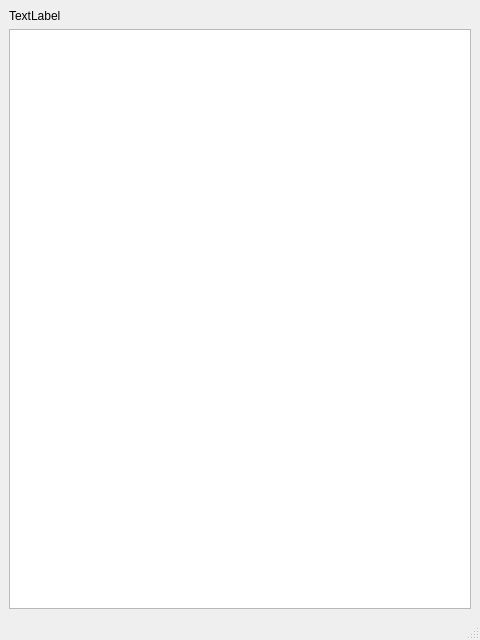
Qt form main.ui (sharpevo/identpattern) before a commit.
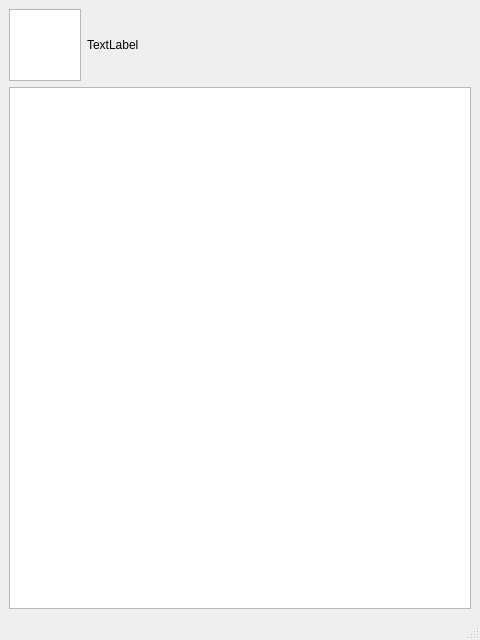
The same form after that commit.

Commit message: add icon at top, but maybe full canvas with only 72pixels box

```diff
--- a/main.ui
+++ b/main.ui
@@ -22,11 +22,37 @@
   <widget class="QWidget" name="centralwidget">
    <layout class="QVBoxLayout" name="verticalLayout">
     <item>
-     <widget class="QLabel" name="lb_canvas">
+     <layout class="QHBoxLayout" name="horizontalLayout">
+      <item>
+       <widget class="QGraphicsView" name="gv_icon">
+        <property name="sizePolicy">
+         <sizepolicy hsizetype="Maximum" vsizetype="Maximum">
+          <horstretch>0</horstretch>
+          <verstretch>0</verstretch>
+         </sizepolicy>
+        </property>
+        <property name="maximumSize">
+         <size>
+          <width>72</width>
+          <height>72</height>
+         </size>
+        </property>
+        <property name="verticalScrollBarPolicy">
+         <enum>Qt::ScrollBarAlwaysOff</enum>
+        </property>
+        <property name="horizontalScrollBarPolicy">
+         <enum>Qt::ScrollBarAlwaysOff</enum>
+        </property>
+       </widget>
+      </item>
+      <item>
+       <widget class="QLabel" name="lb_icon">
       <property name="text">
        <string>TextLabel</string>
       </property>
      </widget>
+      </item>
+     </layout>
     </item>
     <item>
      <widget class="QGraphicsView" name="gv_canvas">
```
Lines whose indentation alone changed are shown as unchanged. The commit also changes 2 other files.
